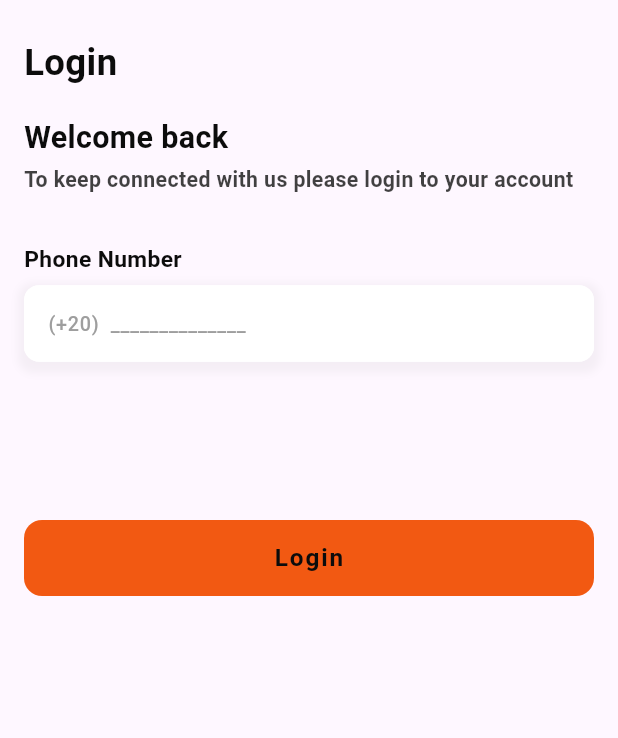
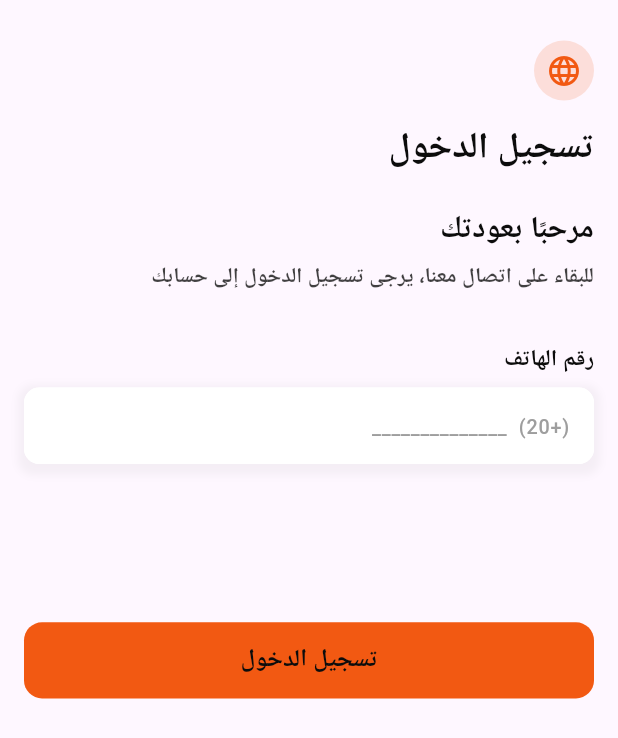
Before and after one commit to Abdulteef1998/E-Commerce-App, a Flutter app: the screen it shows after launch, on a phone screen of 412 x 824 dp. Shown: the top 738 px of the screen. Run offline on Flutter 3.47's test engine with Material 3 defaults, Android fonts, the phone set to English and light mode, and no system bars; our stand-ins replace easy_localization, flutter_screenutil, pinput.

Commit message:
- added Esay Localztion - added Assest Folder-Localztion - added en & ar json File - added confg for IOS

```diff
--- /dev/null
+++ b/assets/translations/ar.json
@@ -0,0 +1,8 @@
+{
+  "@@locale": "ar",
+  "loginTitle": "تسجيل الدخول",
+  "welcomeBack": "مرحبًا بعودتك",
+  "loginSubtitle": "للبقاء على اتصال معنا، يرجى تسجيل الدخول إلى حسابك",
+  "phoneNumberLabel": "رقم الهاتف",
+  "loginButton": "تسجيل الدخول"
+}
--- a/lib/ecomerce_app.dart
+++ b/lib/ecomerce_app.dart
@@ -1,3 +1,4 @@
+import 'package:easy_localization/easy_localization.dart';
 import 'package:ecomerce_app/core/routing/app_router.dart';
 import 'package:ecomerce_app/core/routing/routes.dart';
 import 'package:flutter/material.dart';
@@ -16,6 +17,9 @@ class EcommerceApp extends StatelessWidget {
 
       builder: (_, child) {
         return MaterialApp(
+          localizationsDelegates: context.localizationDelegates,
+          supportedLocales: context.supportedLocales,
+          locale: context.locale,
           initialRoute: Routes.login,
           onGenerateRoute: AppRouter.onGenerateRoute,
           debugShowCheckedModeBanner: false,
--- a/lib/features/auth/ui/screens/login_screen.dart
+++ b/lib/features/auth/ui/screens/login_screen.dart
@@ -1,9 +1,11 @@
+import 'package:easy_localization/easy_localization.dart';
 import 'package:ecomerce_app/core/helpers/extensions.dart';
 import 'package:ecomerce_app/core/routing/routes.dart';
 import 'package:ecomerce_app/core/theme/app_colors.dart';
 import 'package:ecomerce_app/core/theme/app_text_style.dart';
 import 'package:ecomerce_app/core/widgets/app_button.dart';
 import 'package:ecomerce_app/core/widgets/app_text_form_field.dart';
+import 'package:ecomerce_app/features/auth/ui/widgets/lang_icon.dart';
 import 'package:flutter/material.dart';
 
 class LoginScreen extends StatefulWidget {
@@ -29,18 +31,20 @@ class _LoginScreenState extends State<LoginScreen> {
           child: Column(
             crossAxisAlignment: CrossAxisAlignment.start,
             children: [
-              Text('Login', style: AppTextStyle.font24W700),
+              LangIcon(),
+              15.height,
+              Text("loginTitle".tr(), style: AppTextStyle.font24W700),
               23.height,
-              Text('Welcome back', style: AppTextStyle.font20W700),
+              Text('welcomeBack'.tr(), style: AppTextStyle.font20W700),
               8.height,
               Text(
-                'To keep connected with us please login to your account',
+                'loginSubtitle'.tr(),
                 style: AppTextStyle.font14W700.copyWith(
                   color: AppColor.blackColor.withValues(alpha: 0.78),
                 ),
               ),
               35.height,
-              Text('Phone Number', style: AppTextStyle.font15W700),
+              Text('phoneNumberLabel'.tr(), style: AppTextStyle.font15W700),
               8.height,
               AppTextFormField(
                 controller: _phoneController,
@@ -48,7 +52,7 @@ class _LoginScreenState extends State<LoginScreen> {
               ),
               104.height,
               AppButton(
-                text: 'Login',
+                text: 'loginButton'.tr(),
                 onPressed: () {
                   Navigator.pushNamed(context, Routes.otp);
                 },
--- /dev/null
+++ b/lib/features/auth/ui/widgets/lang_icon.dart
@@ -0,0 +1,27 @@
+import 'package:easy_localization/easy_localization.dart';
+import 'package:ecomerce_app/core/theme/app_colors.dart';
+import 'package:flutter/material.dart';
+
+class LangIcon extends StatelessWidget {
+  const LangIcon({super.key});
+
+  @override
+  Widget build(BuildContext context) {
+    return Align(
+      alignment: Alignment.centerRight,
+      child: GestureDetector(
+        onTap: () {
+          if (context.locale.languageCode == 'en') {
+            context.setLocale(const Locale('ar'));
+          } else {
+            context.setLocale(const Locale('en'));
+          }
+        },
+        child: CircleAvatar(
+          backgroundColor: AppColor.mainColor.withAlpha(40),
+          child: Icon(Icons.language, color: AppColor.mainColor),
+        ),
+      ),
+    );
+  }
+}
--- a/pubspec.yaml
+++ b/pubspec.yaml
@@ -30,6 +30,8 @@ dependencies:
   cupertino_icons: ^1.0.8
   flutter_screenutil: ^5.9.3
   pinput: ^5.0.2
+  # Easy and Fast internationalizing and localization your Flutter Apps,
+  easy_localization: ^3.0.8
 
 dev_dependencies:
   flutter_test:
@@ -54,8 +56,8 @@ flutter:
   uses-material-design: true
 
   # To add assets to your application, add an assets section, like this:
-  # assets:
-  #   - images/a_dot_burr.jpeg
+  assets:
+    - assets/translations/
   #   - images/a_dot_ham.jpeg
 
   # An image asset can refer to one or more resolution-specific "variants", see
```
Also changed, not shown: assets/translations/en.json (added, +8 -0 lines), lib/main.dart (+12 -3 lines), pubspec.lock, 2 other files.
